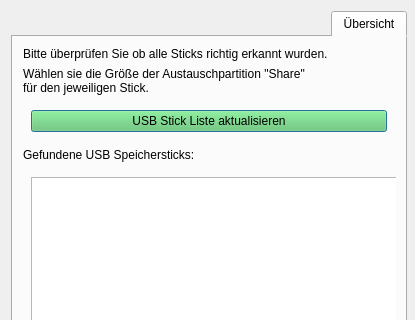
Old version of the form usbcreator.ui in the repository valueerrorx/life-usbcreator; both pictures show x 0 to 415 and y 0 to 320 of the 415 by 552 pixel window.
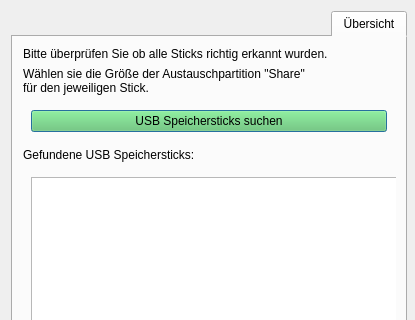
New version of the form. Icons and pictures are not drawn.

Commit message: fixed info messages for usb search exceptions

```diff
--- a/usbcreator.ui
+++ b/usbcreator.ui
@@ -147,7 +147,7 @@
              <string notr="true">background-color:rgba(100,200,100,0.5);</string>
             </property>
             <property name="text">
-             <string>USB Stick Liste aktualisieren</string>
+             <string>USB Speichersticks suchen</string>
             </property>
            </widget>
           </item>
```
The commit also changes 1 other file.
